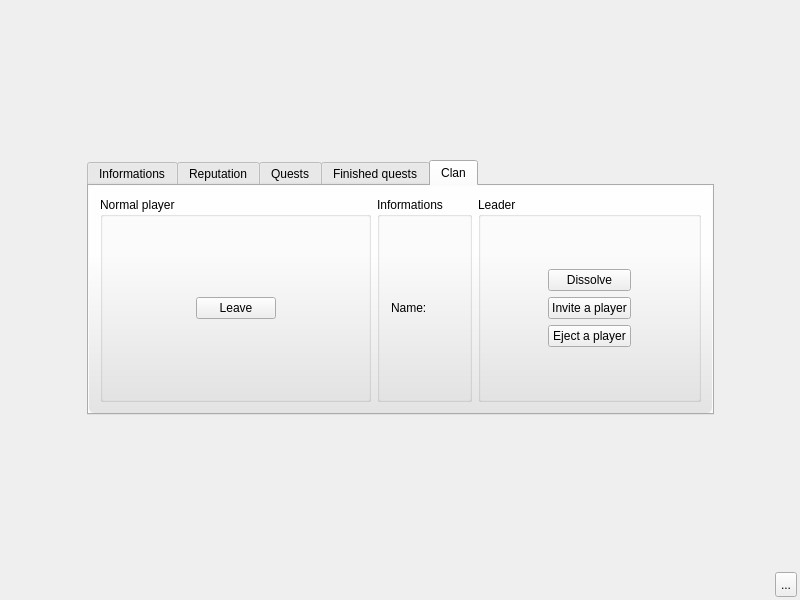
Old version of the form client/base/interface/BaseWindow.ui in the repository alphaonex86/CatchChallenger.
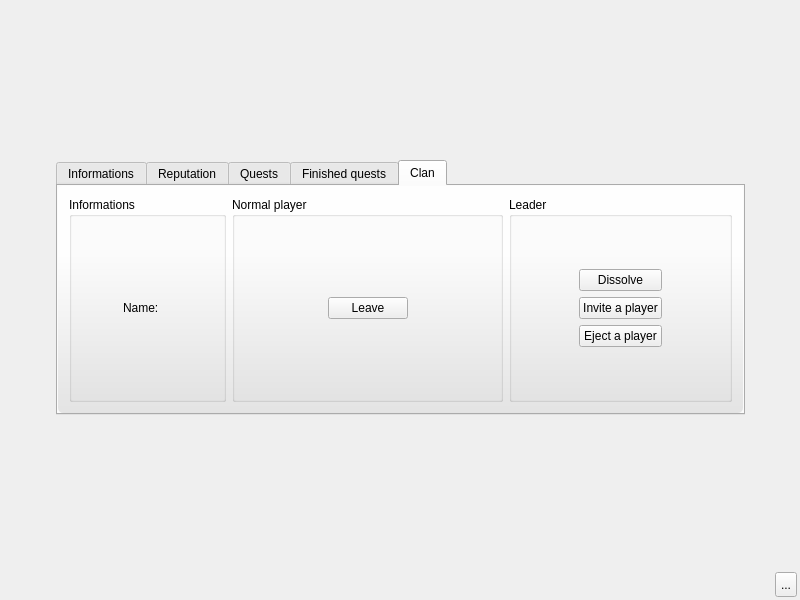
New version of the form. Icons and pictures are not drawn.

```diff
--- a/client/base/interface/BaseWindow.ui
+++ b/client/base/interface/BaseWindow.ui
@@ -1234,6 +1234,81 @@
                <string>Clan</string>
               </attribute>
               <layout class="QHBoxLayout" name="horizontalLayout_48">
+               <item>
+                <widget class="QGroupBox" name="clanGrouBoxInformations">
+                 <property name="title">
+                  <string>Informations</string>
+                 </property>
+                 <layout class="QVBoxLayout" name="verticalLayout_30">
+                  <item>
+                   <spacer name="verticalSpacer_28">
+                    <property name="orientation">
+                     <enum>Qt::Vertical</enum>
+                    </property>
+                    <property name="sizeHint" stdset="0">
+                     <size>
+                      <width>20</width>
+                      <height>72</height>
+                     </size>
+                    </property>
+                   </spacer>
+                  </item>
+                  <item>
+                   <layout class="QHBoxLayout" name="horizontalLayout_49">
+                    <item>
+                     <spacer name="horizontalSpacer_44">
+                      <property name="orientation">
+                       <enum>Qt::Horizontal</enum>
+                      </property>
+                      <property name="sizeHint" stdset="0">
+                       <size>
+                        <width>40</width>
+                        <height>20</height>
+                       </size>
+                      </property>
+                     </spacer>
+                    </item>
+                    <item>
+                     <widget class="QLabel" name="label_4">
+                      <property name="text">
+                       <string>Name:</string>
+                      </property>
+                     </widget>
+                    </item>
+                    <item>
+                     <widget class="QLabel" name="clanName"/>
+                    </item>
+                    <item>
+                     <spacer name="horizontalSpacer_45">
+                      <property name="orientation">
+                       <enum>Qt::Horizontal</enum>
+                      </property>
+                      <property name="sizeHint" stdset="0">
+                       <size>
+                        <width>40</width>
+                        <height>20</height>
+                       </size>
+                      </property>
+                     </spacer>
+                    </item>
+                   </layout>
+                  </item>
+                  <item>
+                   <spacer name="verticalSpacer_27">
+                    <property name="orientation">
+                     <enum>Qt::Vertical</enum>
+                    </property>
+                    <property name="sizeHint" stdset="0">
+                     <size>
+                      <width>20</width>
+                      <height>72</height>
+                     </size>
+                    </property>
+                   </spacer>
+                  </item>
+                 </layout>
+                </widget>
+               </item>
                <item>
                 <widget class="QGroupBox" name="clanGrouBoxNormal">
                  <property name="title">
@@ -1306,55 +1381,6 @@
                  </layout>
                 </widget>
                </item>
-               <item>
-                <widget class="QGroupBox" name="clanGrouBoxInformations">
-                 <property name="title">
-                  <string>Informations</string>
-                 </property>
-                 <layout class="QVBoxLayout" name="verticalLayout_30">
-                  <item>
-                   <spacer name="verticalSpacer_28">
-                    <property name="orientation">
-                     <enum>Qt::Vertical</enum>
-                    </property>
-                    <property name="sizeHint" stdset="0">
-                     <size>
-                      <width>20</width>
-                      <height>72</height>
-                     </size>
-                    </property>
-                   </spacer>
-                  </item>
-                  <item>
-                   <layout class="QHBoxLayout" name="horizontalLayout_49">
-                    <item>
-                     <widget class="QLabel" name="label_4">
-                      <property name="text">
-                       <string>Name:</string>
-                      </property>
-                     </widget>
-                    </item>
-                    <item>
-                     <widget class="QLabel" name="clanName"/>
-                    </item>
-                   </layout>
-                  </item>
-                  <item>
-                   <spacer name="verticalSpacer_27">
-                    <property name="orientation">
-                     <enum>Qt::Vertical</enum>
-                    </property>
-                    <property name="sizeHint" stdset="0">
-                     <size>
-                      <width>20</width>
-                      <height>72</height>
-                     </size>
-                    </property>
-                   </spacer>
-                  </item>
-                 </layout>
-                </widget>
-               </item>
                <item>
                 <widget class="QGroupBox" name="clanGrouBoxLeader">
                  <property name="title">
```
